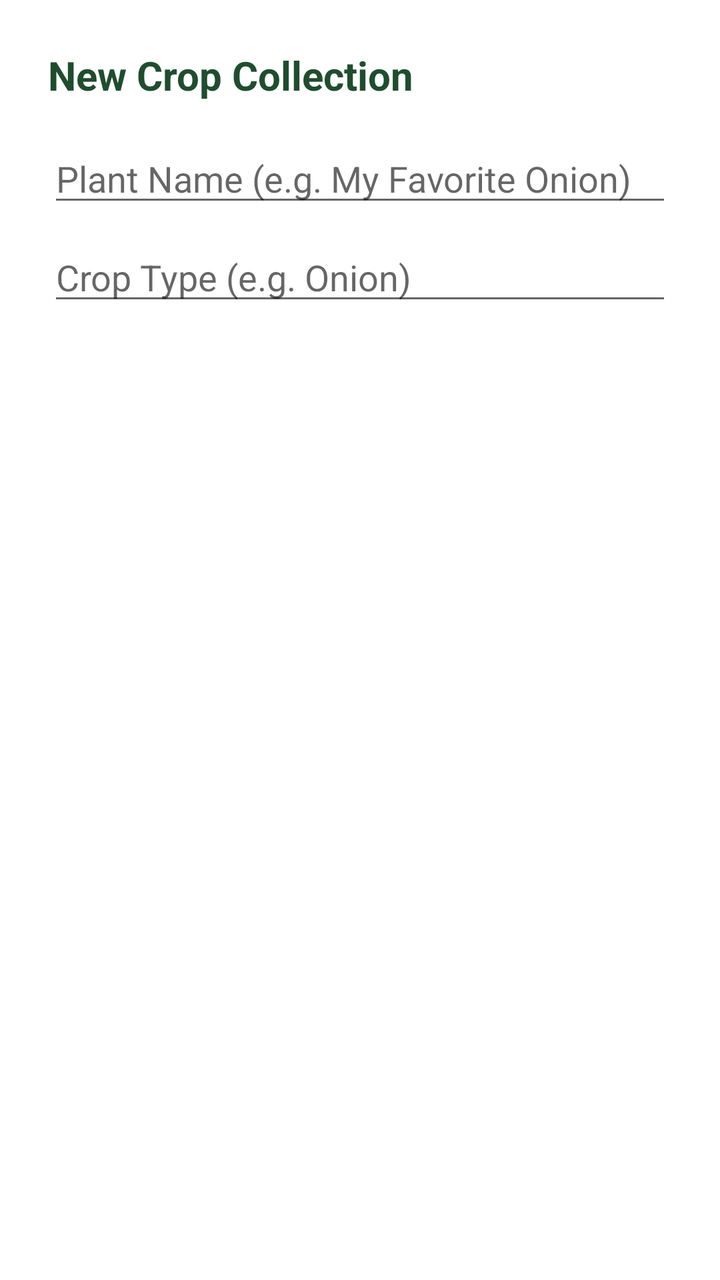
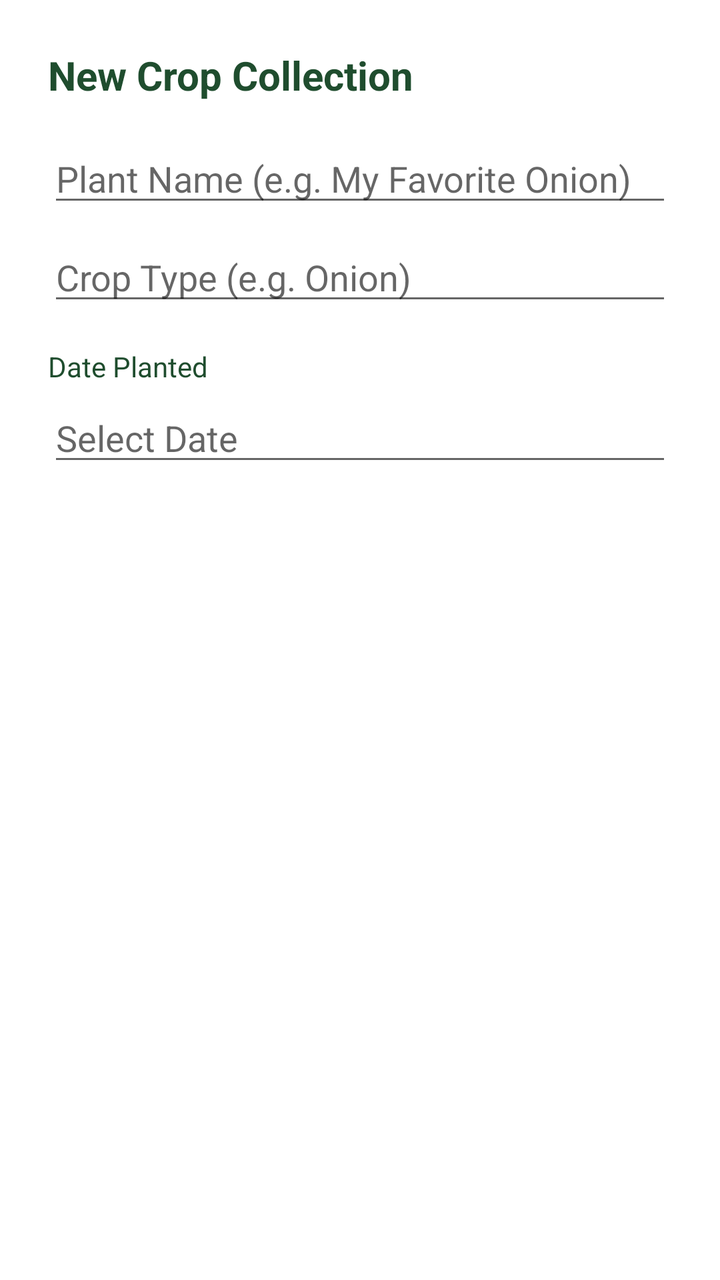

Two renders of the same Android screen: before a commit and after it. Below are the layout's source before the change and the commit's diff.
<!-- AndroidManifest.xml: application theme Theme.Botadex -->
<!-- res/layout/dialog_add_collection.xml -->
<?xml version="1.0" encoding="utf-8"?>
<LinearLayout xmlns:android="http://schemas.android.com/apk/res/android"
    android:layout_width="match_parent"
    android:layout_height="wrap_content"
    android:orientation="vertical"
    android:padding="24dp">

    <TextView
        android:layout_width="wrap_content"
        android:layout_height="wrap_content"
        android:layout_marginBottom="16dp"
        android:text="New Crop Collection"
        android:textColor="@color/text_green_dark"
        android:textSize="20sp"
        android:textStyle="bold" />

    <EditText
        android:id="@+id/editCollectionTitle"
        android:layout_width="match_parent"
        android:layout_height="wrap_content"
        android:hint="Plant Name (e.g. My Favorite Onion)"
        android:inputType="textCapWords" />

    <EditText
        android:id="@+id/editCropName"
        android:layout_width="match_parent"
        android:layout_height="wrap_content"
        android:layout_marginTop="8dp"
        android:hint="Crop Type (e.g. Onion)"
        android:inputType="textCapWords" />

</LinearLayout>
<!-- resources referenced by this layout -->
<resources>
  <color name="text_green_dark">#1F4D2E</color>
  <style name="Theme.Botadex" parent="Theme.MaterialComponents.DayNight.NoActionBar">
          
          <item name="colorPrimary">@color/purple_500</item>
          <item name="colorPrimaryVariant">@color/purple_700</item>
          <item name="colorOnPrimary">@color/white</item>
          
          <item name="colorSecondary">@color/teal_200</item>
          <item name="colorSecondaryVariant">@color/teal_700</item>
          <item name="colorOnSecondary">@color/black</item>
          
          <item name="android:statusBarColor">?attr/colorPrimaryVariant</item>
          
      </style>
  <color name="purple_500">#6200EE</color>
  <color name="purple_700">#3700B3</color>
  <color name="white">#FFFFFFFF</color>
  <color name="teal_200">#03DAC5</color>
  <color name="teal_700">#018786</color>
  <color name="black">#FF000000</color>
</resources>

<!-- the commit's change to res/layout/dialog_add_collection.xml (unified diff, before → after) -->
@@ -29,4 +29,24 @@
         android:hint="Crop Type (e.g. Onion)"
         android:inputType="textCapWords" />
 
+    <TextView
+        android:id="@+id/tvDatePlantedLabel"
+        android:layout_width="wrap_content"
+        android:layout_height="wrap_content"
+        android:layout_marginTop="16dp"
+        android:text="Date Planted"
+        android:textColor="@color/text_green_dark"
+        android:textSize="14sp" />
+
+    <EditText
+        android:id="@+id/editDatePlanted"
+        android:layout_width="match_parent"
+        android:layout_height="wrap_content"
+        android:layout_marginTop="4dp"
+        android:clickable="true"
+        android:cursorVisible="false"
+        android:focusable="false"
+        android:hint="Select Date"
+        android:inputType="none" />
+
 </LinearLayout>
